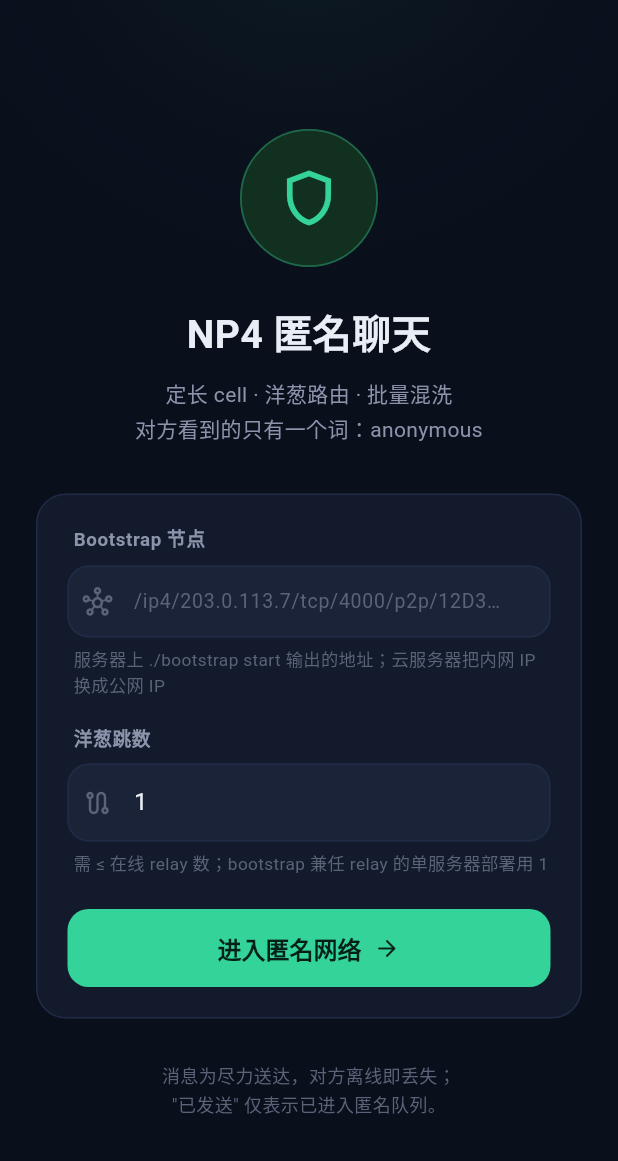
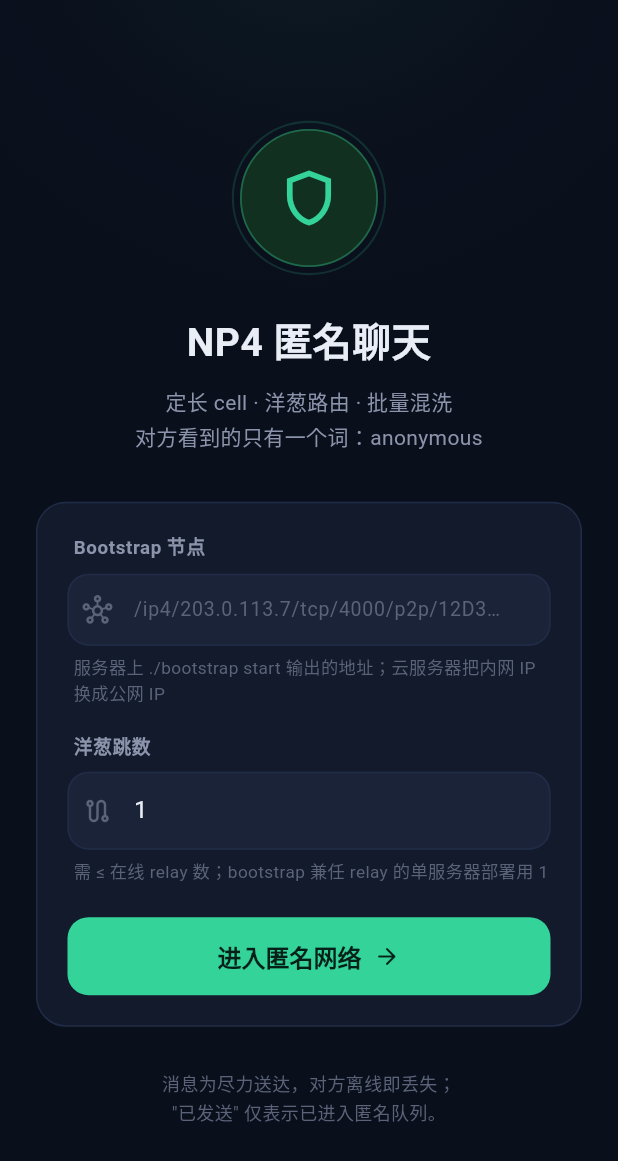
Before and after one commit to chenpeigen2/Np4Protocol, a Flutter app: the screen it shows after launch, on a phone screen of 412 x 824 dp. Shown: the top 1161 px of the screen. Run offline on Flutter 3.47's test engine with Material 3 defaults, Android fonts, the phone set to English and light mode, and no system bars; missing offline and left inert: dart:ffi.

Commit message:
polish(ui): motion and depth across dashboard and Flutter client
Dashboard: dual radial glow background, breathing online dots,
deterministic per-node avatar circles (hue derived from the peer ID),
card entrance animation and hover transitions, row hover highlight.

Flutter: connect screen gains a pulsing shield ring; chat bubbles get
soft shadows, slide-and-fade entrance, the empty-state badge breathes,
and sends fire haptic feedback. No logic changes — presentation only.

```diff
--- a/clients/flutter/lib/app/connect_screen.dart
+++ b/clients/flutter/lib/app/connect_screen.dart
@@ -23,15 +23,25 @@ class ConnectScreen extends StatefulWidget {
   State<ConnectScreen> createState() => _ConnectScreenState();
 }
 
-class _ConnectScreenState extends State<ConnectScreen> {
+class _ConnectScreenState extends State<ConnectScreen>
+    with SingleTickerProviderStateMixin {
   final _bootstrapCtrl = TextEditingController();
   final _hopsCtrl = TextEditingController(text: '1');
   bool _connecting = false;
   String _status = '';
+  // One controller drives the shield pulse (below) on repeat.
+  late final AnimationController _pulseFx = AnimationController(
+    vsync: this,
+    duration: const Duration(milliseconds: 2200),
+  );
+  late final Animation<double> _pulse = Tween(begin: 0.0, end: 1.0).animate(
+    CurvedAnimation(parent: _pulseFx, curve: Curves.easeInOut),
+  );
 
   @override
   void initState() {
     super.initState();
+    _pulseFx.repeat(reverse: true);
     if (_kEnvBootstrap.isNotEmpty) {
       _bootstrapCtrl.text = _kEnvBootstrap;
     }
@@ -42,6 +52,7 @@ class _ConnectScreenState extends State<ConnectScreen> {
 
   @override
   void dispose() {
+    _pulseFx.dispose();
     _bootstrapCtrl.dispose();
     _hopsCtrl.dispose();
     super.dispose();
@@ -118,6 +129,22 @@ class _ConnectScreenState extends State<ConnectScreen> {
                     children: [
                       const SizedBox(height: 24),
                       Center(
+                        child: AnimatedBuilder(
+                          animation: _pulse,
+                          builder: (ctx, _) {
+                            final t = _pulse.value;
+                            return Container(
+                              width: 92 + 26 * t,
+                              height: 92 + 26 * t,
+                              decoration: BoxDecoration(
+                                shape: BoxShape.circle,
+                                border: Border.all(
+                                  color: Np4Colors.accent
+                                      .withValues(alpha: 0.28 * (1 - t)),
+                                  width: 1.4,
+                                ),
+                              ),
+                              child: Center(
                                 child: Container(
                                   width: 92,
                                   height: 92,
@@ -125,12 +152,17 @@ class _ConnectScreenState extends State<ConnectScreen> {
                                     shape: BoxShape.circle,
                                     color: Np4Colors.accentContainer,
                                     border: Border.all(
-                              color: Np4Colors.accent.withValues(alpha: 0.35),
+                                      color: Np4Colors.accent
+                                          .withValues(alpha: 0.35),
                                       width: 1.2,
                                     ),
                                   ),
                                   child: const Icon(Icons.shield_outlined,
                                       size: 44, color: Np4Colors.accent),
+                                ),
+                              ),
+                            );
+                          },
                         ),
                       ),
                       const SizedBox(height: 24),
```
Also changed, not shown: clients/flutter/lib/app/chat_screen.dart (+38 -9 lines), 1 other file. Lines whose indentation alone changed are shown as unchanged.
